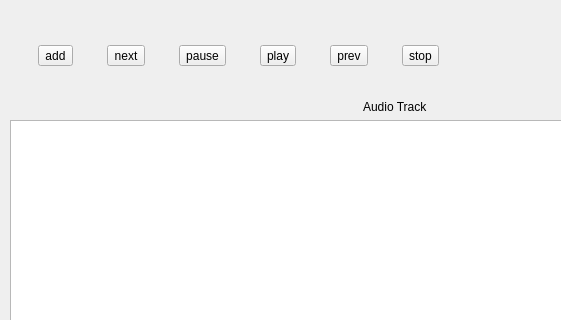
Before: the Qt Designer form widget.ui in kiittyhawk/audioPlayer, drawn with Qt 5; both pictures show x 0 to 561 and y 0 to 320 of the 800 by 600 pixel window.
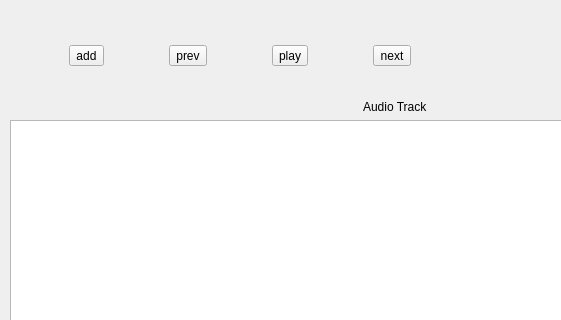
After: the same form once the commit is applied.

```diff
--- a/widget.ui
+++ b/widget.ui
@@ -30,27 +30,6 @@
       </property>
      </widget>
     </item>
-    <item>
-     <widget class="QToolButton" name="btnNext">
-      <property name="text">
-       <string>next</string>
-      </property>
-     </widget>
-    </item>
-    <item>
-     <widget class="QToolButton" name="btnPause">
-      <property name="text">
-       <string>pause</string>
-      </property>
-     </widget>
-    </item>
-    <item>
-     <widget class="QToolButton" name="btnPlay">
-      <property name="text">
-       <string>play</string>
-      </property>
-     </widget>
-    </item>
     <item>
      <widget class="QToolButton" name="btnPrev">
       <property name="text">
@@ -59,9 +38,16 @@
      </widget>
     </item>
     <item>
-     <widget class="QToolButton" name="btnStop">
+     <widget class="QToolButton" name="btnPlay">
       <property name="text">
-       <string>stop</string>
+       <string>play</string>
+      </property>
+     </widget>
+    </item>
+    <item>
+     <widget class="QToolButton" name="btnNext">
+      <property name="text">
+       <string>next</string>
       </property>
      </widget>
     </item>
```
